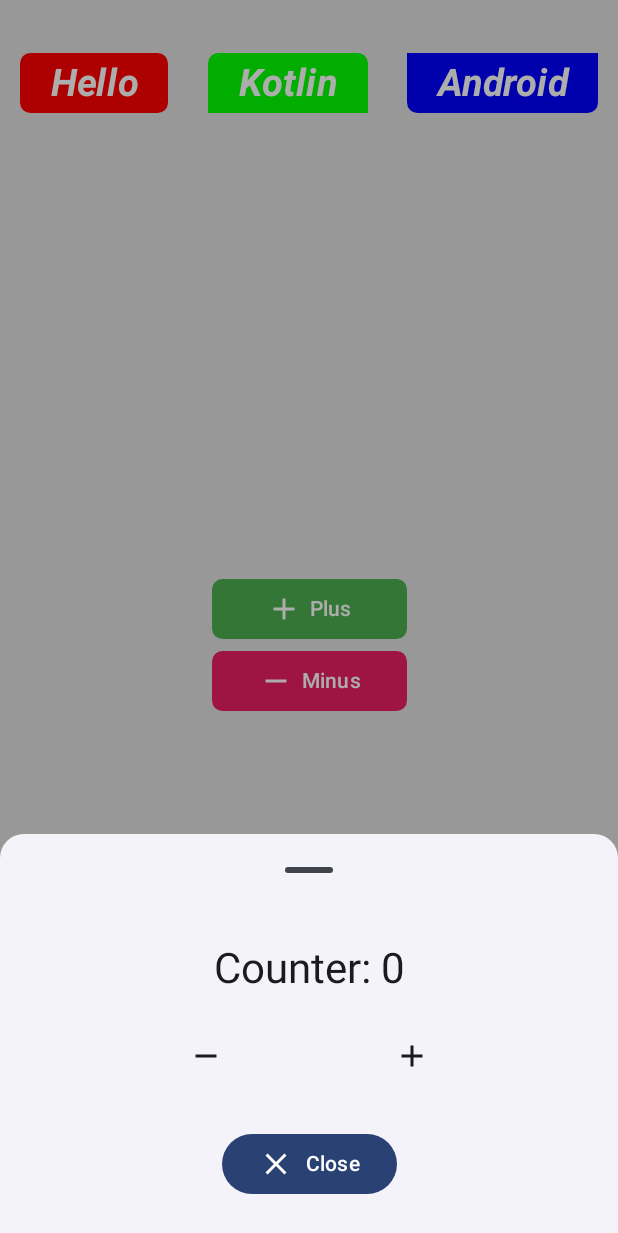
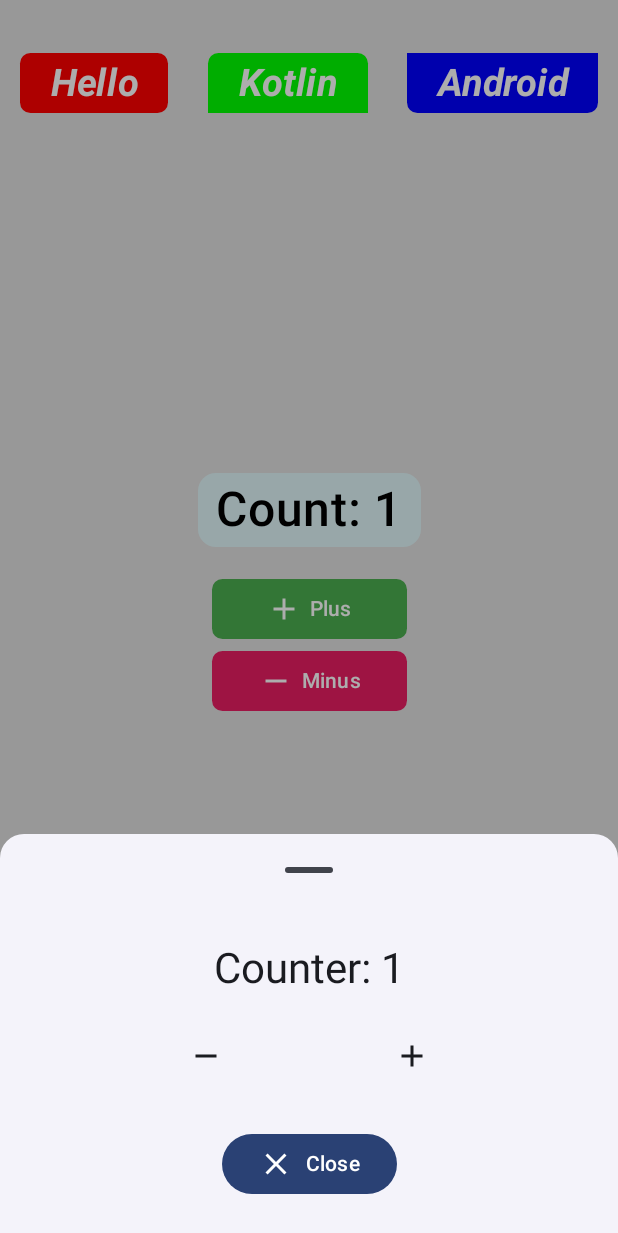
Before and after one commit to rushmi0/whiteframe, an Android app built with Jetpack Compose: the screen it shows after launch (MainActivity), after a tap on "Open Bottom Sheet", on a phone screen of 412 x 824 dp. Shown: the top 1233 px of the screen. Run offline under Robolectric (Android 15) with nearby library versions, the phone set to English and light mode, and no system bars; 1 other tap on this screen came first.

Commit message:
update Counter

```diff
--- a/app/src/main/java/com/example/whiteframe/ui/BottomSheetContent.kt
+++ b/app/src/main/java/com/example/whiteframe/ui/BottomSheetContent.kt
@@ -14,8 +14,8 @@ import androidx.compose.ui.unit.dp
 @Composable
 fun BottomSheetContent(
     counter: Int,
-    onIncrement: () -> Unit,
-    onDecrement: () -> Unit,
+    onPlus: () -> Unit,
+    onMinus: () -> Unit,
     onClose: () -> Unit
 ) {
     Column(
@@ -35,10 +35,10 @@ fun BottomSheetContent(
             horizontalArrangement = Arrangement.SpaceEvenly,
             modifier = Modifier.fillMaxWidth()
         ) {
-            IconButton(onClick = onDecrement) {
+            IconButton(onClick = onMinus) {
                 Icon(Icons.Default.Remove, contentDescription = "Decrease")
             }
-            IconButton(onClick = onIncrement) {
+            IconButton(onClick = onPlus) {
                 Icon(Icons.Default.Add, contentDescription = "Increase")
             }
         }
--- a/app/src/main/java/com/example/whiteframe/ui/ButtonTrigger.kt
+++ b/app/src/main/java/com/example/whiteframe/ui/ButtonTrigger.kt
@@ -21,13 +21,14 @@ import androidx.compose.runtime.Composable
 import androidx.compose.ui.Alignment
 import androidx.compose.ui.Modifier
 import androidx.compose.ui.graphics.Color
-import androidx.compose.ui.tooling.preview.Preview
 import androidx.compose.ui.unit.dp
 
 
-@Preview(showBackground = true)
 @Composable
-fun ButtonTrigger() {
+fun ButtonTrigger(
+    onPlus: () -> Unit,
+    onMinus: () -> Unit
+) {
     Box(
         modifier = Modifier.fillMaxSize(),
         contentAlignment = Alignment.Center
@@ -38,7 +39,7 @@ fun ButtonTrigger() {
         ) {
 
             Button(
-                onClick = {},
+                onClick = onPlus,
                 modifier = Modifier.width(130.dp),
                 shape = RoundedCornerShape(7.dp),
                 colors = ButtonDefaults.buttonColors(
@@ -50,8 +51,9 @@ fun ButtonTrigger() {
                 Text(text = "Plus", modifier = Modifier.padding(start = 5.dp))
             }
 
+
             Button(
-                onClick = {},
+                onClick = onMinus,
                 modifier = Modifier.width(130.dp),
                 shape = RoundedCornerShape(7.dp),
                 colors = ButtonDefaults.buttonColors(
@@ -62,8 +64,6 @@ fun ButtonTrigger() {
                 Icon(Icons.Default.Remove, contentDescription = "Decrease")
                 Text(text = "Minus", modifier = Modifier.padding(start = 5.dp))
             }
-
-
         }
     }
 }
--- a/app/src/main/java/com/example/whiteframe/ui/DisplayCount.kt
+++ b/app/src/main/java/com/example/whiteframe/ui/DisplayCount.kt
@@ -1,9 +1,40 @@
 package com.example.whiteframe.ui
 
+import androidx.compose.foundation.background
+import androidx.compose.foundation.layout.*
+import androidx.compose.foundation.shape.RoundedCornerShape
+import androidx.compose.material3.MaterialTheme
+import androidx.compose.material3.Text
 import androidx.compose.runtime.Composable
+import androidx.compose.ui.Alignment
+import androidx.compose.ui.Modifier
+import androidx.compose.ui.graphics.Color
+import androidx.compose.ui.text.font.FontWeight
+import androidx.compose.ui.unit.dp
+import androidx.compose.ui.unit.sp
 
 @Composable
-fun DisplayCount() {
-
-
+fun DisplayCount(counter: Int) {
+    Column(
+        modifier = Modifier
+            .fillMaxWidth()
+            .padding(top = 280.dp),
+        horizontalAlignment = Alignment.CenterHorizontally,
+    ) {
+        Box(
+            modifier = Modifier
+                .background(
+                    color = Color(0xFFE0F7FA),
+                    shape = RoundedCornerShape(12.dp)
+                )
+                .padding(horizontal = 12.dp, vertical = 5 .dp)
+        ) {
+            Text(
+                text = "Count: $counter",
+                fontSize = 32.sp,
+                fontWeight = FontWeight.Medium,
+                color = Color.Black
+            )
+        }
+    }
 }
--- a/app/src/main/java/com/example/whiteframe/ui/MainScreen.kt
+++ b/app/src/main/java/com/example/whiteframe/ui/MainScreen.kt
@@ -20,7 +20,10 @@ import kotlinx.coroutines.launch
 fun MainScreen() {
     val sheetState = rememberModalBottomSheetState()
     val scope = rememberCoroutineScope()
+
+    // ย้าย counter ไปเป็น state กลาง
     val counter = remember { mutableStateOf(0) }
+
     var showSheet by remember { mutableStateOf(false) }
 
     Box(
@@ -30,8 +33,13 @@ fun MainScreen() {
             .padding(top = 35.dp),
     ) {
         AlignmentRow()
-        DisplayCount()
-        ButtonTrigger()
+
+        DisplayCount(counter = counter.value)
+
+        ButtonTrigger(
+            onPlus = { counter.value += 1 },
+            onMinus = { counter.value -= 1 }
+        )
 
         FloatingActionButton(
             onClick = {
@@ -55,8 +63,8 @@ fun MainScreen() {
             ) {
                 BottomSheetContent(
                     counter = counter.value,
-                    onIncrement = { counter.value += 1 },
-                    onDecrement = { counter.value -= 1 },
+                    onPlus = { counter.value += 1 },
+                    onMinus = { counter.value -= 1 },
                     onClose = {
                         scope.launch { sheetState.hide() }.invokeOnCompletion {
                             showSheet = false
```
